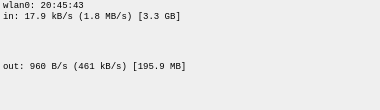
cpina/qnetload, file mainwindow.ui: the form before one commit.
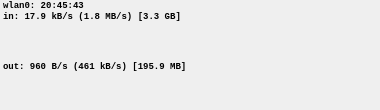
The form after the commit.

```diff
--- a/mainwindow.ui
+++ b/mainwindow.ui
@@ -42,6 +42,8 @@
        <font>
         <family>Monospace</family>
         <pointsize>7</pointsize>
+        <weight>75</weight>
+        <bold>true</bold>
        </font>
       </property>
       <property name="text">
@@ -67,6 +69,8 @@
        <font>
         <family>Monospace</family>
         <pointsize>7</pointsize>
+        <weight>75</weight>
+        <bold>true</bold>
        </font>
       </property>
       <property name="text">
@@ -102,6 +106,8 @@
        <font>
         <family>Monospace</family>
         <pointsize>7</pointsize>
+        <weight>75</weight>
+        <bold>true</bold>
        </font>
       </property>
       <property name="text">
```
